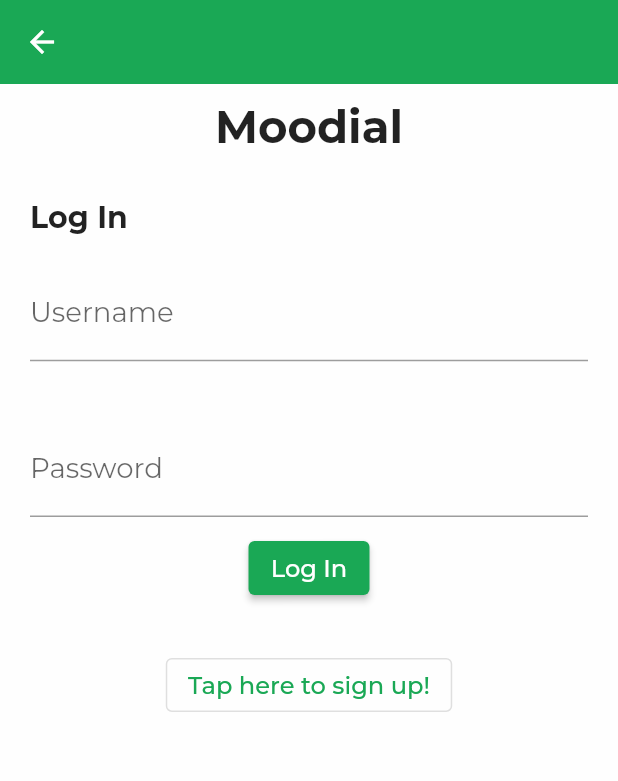
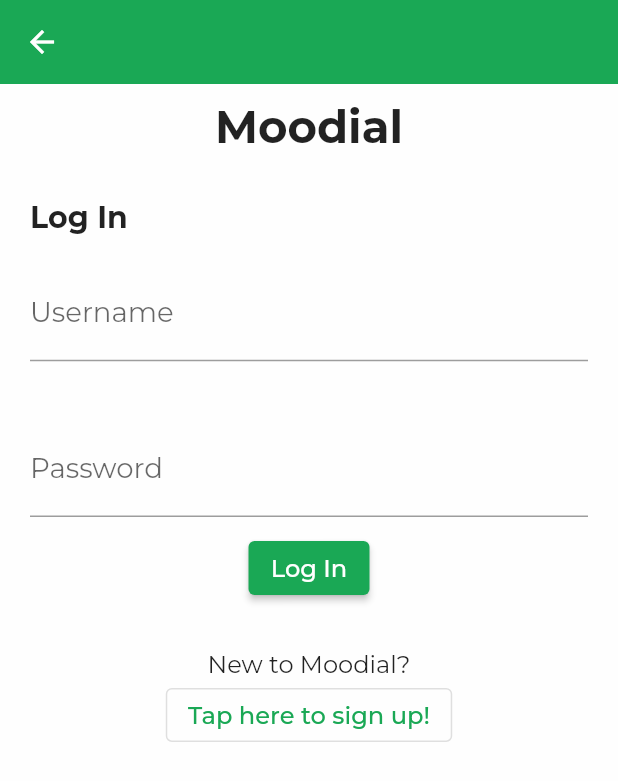
Before and after one commit to davidryan-mu/Moodial, a Flutter app: the LandingScreen screen opened directly, on a phone screen of 412 x 824 dp. Shown: the top 781 px of the screen. Run offline on Flutter 3.47's test engine with Material 2 defaults, Android fonts, the phone set to English and light mode, and no system bars; our stand-ins replace after_layout, csv, feather_icons_flutter, fl_chart, flutter_calendar_carousel, flutter_svg and 2 more; missing offline and left inert: flutter_email_sender; accounts and stored records are empty.

Commit message:
Reenabled registration

```diff
--- a/lib/screens/landing_screen.dart
+++ b/lib/screens/landing_screen.dart
@@ -74,11 +74,11 @@ class _LandingScreenState extends State<LandingScreen> {
                       ),
                 Column(
                   children: [
-                    // Text(
-                    //   showSignUpForm
-                    //       ? 'Already using Moodial?'
-                    //       : 'New to Moodial?',
-                    // ),
+                    Text(
+                      showSignUpForm
+                          ? 'Already using Moodial?'
+                          : 'New to Moodial?',
+                    ),
                     OutlinedButton(
                       child: Text(
                         showSignUpForm
```
